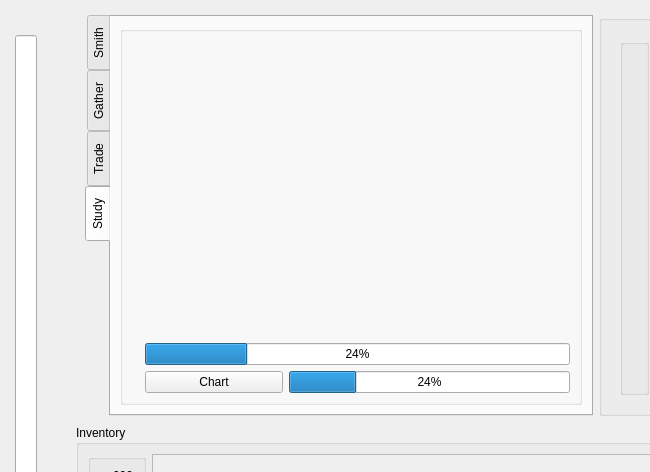
This is assets/ui/main.ui in pierce-smith1/aor as Qt 5 draws it before an edit; both pictures show x 0 to 650 and y 0 to 472 of the 1300 by 850 pixel window. The edited form follows.
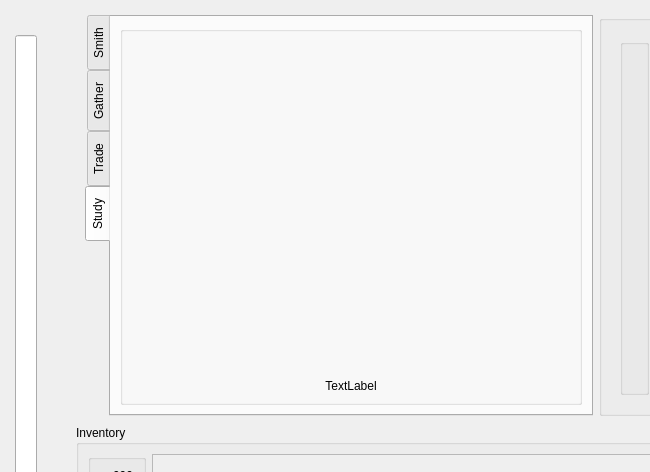
This is the edited form. Icons and pictures are not drawn.

```diff
--- a/assets/ui/main.ui
+++ b/assets/ui/main.ui
@@ -1130,7 +1130,7 @@
                  <string/>
                 </property>
                 <layout class="QGridLayout" name="gridLayout_18">
-                 <item row="0" column="2">
+                 <item row="0" column="1">
                   <widget class="QWidget" name="study_consumable_slots" native="true">
                    <layout class="QVBoxLayout" name="verticalLayout_5">
                     <item>
@@ -1149,7 +1149,7 @@
                    </layout>
                   </widget>
                  </item>
-                 <item row="0" column="3">
+                 <item row="0" column="2">
                   <widget class="QWidget" name="study_tool_slots" native="true">
                    <layout class="QVBoxLayout" name="verticalLayout_6">
                     <item>
@@ -1168,9 +1168,9 @@
                    </layout>
                   </widget>
                  </item>
-                 <item row="0" column="4">
+                 <item row="0" column="3">
                   <widget class="QWidget" name="study_artifact_slots" native="true">
-                   <layout class="QHBoxLayout" name="horizontalLayout_5">
+                   <layout class="QVBoxLayout" name="verticalLayout_7">
                     <item>
                      <widget class="QLabel" name="label_4">
                       <property name="text">
@@ -1187,14 +1187,7 @@
                    </layout>
                   </widget>
                  </item>
-                 <item row="3" column="2">
-                  <widget class="QPushButton" name="study_chart_button">
-                   <property name="text">
-                    <string>Chart</string>
-                   </property>
-                  </widget>
-                 </item>
-                 <item row="1" column="2" colspan="3">
+                 <item row="1" column="1" colspan="3">
                   <widget class="QLabel" name="label_5">
                    <property name="sizePolicy">
                     <sizepolicy hsizetype="Preferred" vsizetype="Maximum">
@@ -1213,33 +1206,32 @@
                    </property>
                   </widget>
                  </item>
-                 <item row="3" column="3" colspan="2">
-                  <widget class="QProgressBar" name="map_progress_bar">
-                   <property name="value">
-                    <number>24</number>
-                   </property>
-                  </widget>
-                 </item>
-                 <item row="2" column="2" colspan="3">
-                  <widget class="QProgressBar" name="lore_bar">
-                   <property name="value">
-                    <number>24</number>
-                   </property>
-                  </widget>
-                 </item>
-                 <item row="2" column="0">
+                 <item row="2" column="1">
                   <widget class="QLabel" name="label_6">
-                   <property name="sizePolicy">
-                    <sizepolicy hsizetype="Maximum" vsizetype="Preferred">
-                     <horstretch>0</horstretch>
-                     <verstretch>0</verstretch>
-                    </sizepolicy>
-                   </property>
                    <property name="text">
                     <string/>
                    </property>
                    <property name="pixmap">
                     <pixmap resource="../../images.qrc">:/assets/img/icons/bolt.png</pixmap>
+                   </property>
+                   <property name="alignment">
+                    <set>Qt::AlignRight|Qt::AlignTrailing|Qt::AlignVCenter</set>
+                   </property>
+                  </widget>
+                 </item>
+                 <item row="2" column="2">
+                  <widget class="QLabel" name="lore_label">
+                   <property name="sizePolicy">
+                    <sizepolicy hsizetype="Preferred" vsizetype="Maximum">
+                     <horstretch>0</horstretch>
+                     <verstretch>0</verstretch>
+                    </sizepolicy>
+                   </property>
+                   <property name="text">
+                    <string>TextLabel</string>
+                   </property>
+                   <property name="alignment">
+                    <set>Qt::AlignCenter</set>
                    </property>
                   </widget>
                  </item>
```
